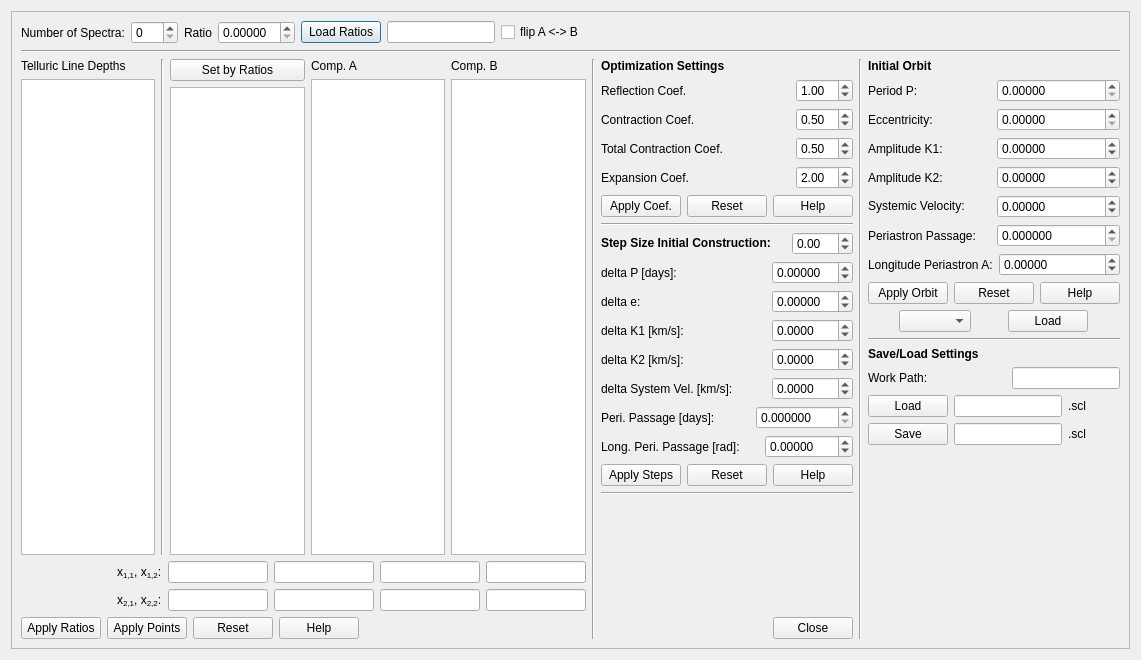
The window that spectangular/edit.ui (DPSablowski/Spectangular) describes before a commit, drawn with Qt 5.
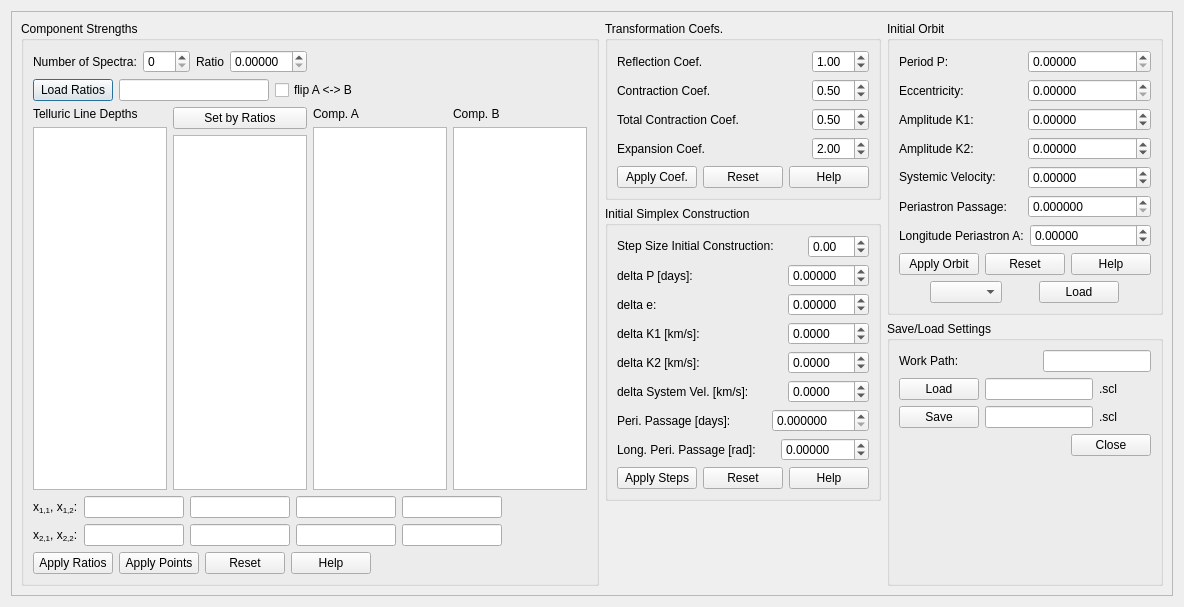
The same window after the commit.

Patch:
```diff
--- a/spectangular/edit.ui
+++ b/spectangular/edit.ui
@@ -6,14 +6,14 @@
    <rect>
     <x>0</x>
     <y>0</y>
-    <width>1141</width>
-    <height>660</height>
+    <width>1184</width>
+    <height>607</height>
    </rect>
   </property>
   <property name="windowTitle">
    <string>Dialog</string>
   </property>
-  <layout class="QGridLayout" name="gridLayout">
+  <layout class="QGridLayout" name="gridLayout_2">
    <item row="0" column="0">
     <widget class="QScrollArea" name="scrollArea">
      <property name="widgetResizable">
@@ -24,10 +24,20 @@
        <rect>
         <x>0</x>
         <y>0</y>
-        <width>1121</width>
-        <height>640</height>
+        <width>1164</width>
+        <height>587</height>
        </rect>
       </property>
+      <layout class="QGridLayout" name="gridLayout_3">
+       <item row="0" column="0">
+        <layout class="QHBoxLayout" name="horizontalLayout_11">
+         <item>
+          <widget class="QGroupBox" name="groupBox">
+           <property name="title">
+            <string>Component Strengths</string>
+           </property>
+           <layout class="QGridLayout" name="gridLayout">
+            <item row="0" column="0">
       <layout class="QVBoxLayout" name="verticalLayout_6">
        <item>
         <layout class="QHBoxLayout" name="horizontalLayout">
@@ -66,6 +76,23 @@
           </widget>
          </item>
          <item>
+                 <spacer name="horizontalSpacer_2">
+                  <property name="orientation">
+                   <enum>Qt::Horizontal</enum>
+                  </property>
+                  <property name="sizeHint" stdset="0">
+                   <size>
+                    <width>40</width>
+                    <height>20</height>
+                   </size>
+                  </property>
+                 </spacer>
+                </item>
+               </layout>
+              </item>
+              <item>
+               <layout class="QHBoxLayout" name="horizontalLayout_14">
+                <item>
           <widget class="QPushButton" name="pushButton_15">
            <property name="sizePolicy">
             <sizepolicy hsizetype="Maximum" vsizetype="Fixed">
@@ -101,35 +128,11 @@
            </property>
           </widget>
          </item>
-         <item>
-          <spacer name="horizontalSpacer_2">
-           <property name="orientation">
-            <enum>Qt::Horizontal</enum>
-           </property>
-           <property name="sizeHint" stdset="0">
-            <size>
-             <width>40</width>
-             <height>20</height>
-            </size>
-           </property>
-          </spacer>
-         </item>
-        </layout>
-       </item>
-       <item>
-        <widget class="Line" name="line">
-         <property name="orientation">
-          <enum>Qt::Horizontal</enum>
-         </property>
-        </widget>
-       </item>
+               </layout>
+              </item>
        <item>
         <layout class="QHBoxLayout" name="horizontalLayout_22">
          <item>
-          <layout class="QVBoxLayout" name="verticalLayout_5">
-           <item>
-            <layout class="QHBoxLayout" name="horizontalLayout_14">
-             <item>
               <layout class="QVBoxLayout" name="verticalLayout">
                <item>
                 <widget class="QLabel" name="label">
@@ -146,9 +149,15 @@
                    <verstretch>0</verstretch>
                   </sizepolicy>
                  </property>
+                    <property name="minimumSize">
+                     <size>
+                      <width>50</width>
+                      <height>0</height>
+                     </size>
+                    </property>
                  <property name="maximumSize">
                   <size>
-                   <width>175</width>
+                      <width>150</width>
                    <height>16777215</height>
                   </size>
                  </property>
@@ -156,13 +165,6 @@
                </item>
               </layout>
              </item>
-             <item>
-              <widget class="Line" name="line_2">
-               <property name="orientation">
-                <enum>Qt::Vertical</enum>
-               </property>
-              </widget>
-             </item>
              <item>
               <layout class="QVBoxLayout" name="verticalLayout_8">
                <item>
@@ -180,9 +182,15 @@
                    <verstretch>0</verstretch>
                   </sizepolicy>
                  </property>
+                    <property name="minimumSize">
+                     <size>
+                      <width>50</width>
+                      <height>0</height>
+                     </size>
+                    </property>
                  <property name="maximumSize">
                   <size>
-                   <width>175</width>
+                      <width>150</width>
                    <height>16777215</height>
                   </size>
                  </property>
@@ -207,9 +215,15 @@
                    <verstretch>0</verstretch>
                   </sizepolicy>
                  </property>
+                    <property name="minimumSize">
+                     <size>
+                      <width>50</width>
+                      <height>0</height>
+                     </size>
+                    </property>
                  <property name="maximumSize">
                   <size>
-                   <width>175</width>
+                      <width>150</width>
                    <height>16777215</height>
                   </size>
                  </property>
@@ -234,9 +248,15 @@
                    <verstretch>0</verstretch>
                   </sizepolicy>
                  </property>
+                    <property name="minimumSize">
+                     <size>
+                      <width>50</width>
+                      <height>0</height>
+                     </size>
+                    </property>
                  <property name="maximumSize">
                   <size>
-                   <width>175</width>
+                      <width>150</width>
                    <height>16777215</height>
                   </size>
                  </property>
@@ -246,21 +266,10 @@
              </item>
             </layout>
            </item>
+              <item>
+               <layout class="QVBoxLayout" name="verticalLayout_5">
            <item>
             <layout class="QHBoxLayout" name="horizontalLayout_10">
-             <item>
-              <spacer name="horizontalSpacer_4">
-               <property name="orientation">
-                <enum>Qt::Horizontal</enum>
-               </property>
-               <property name="sizeHint" stdset="0">
-                <size>
-                 <width>40</width>
-                 <height>20</height>
-                </size>
-               </property>
-              </spacer>
-             </item>
              <item>
               <widget class="QLabel" name="label_31">
                <property name="sizePolicy">
@@ -282,6 +291,12 @@
                  <verstretch>0</verstretch>
                 </sizepolicy>
                </property>
+                    <property name="minimumSize">
+                     <size>
+                      <width>100</width>
+                      <height>0</height>
+                     </size>
+                    </property>
                <property name="maximumSize">
                 <size>
                  <width>100</width>
@@ -298,6 +313,12 @@
                  <verstretch>0</verstretch>
                 </sizepolicy>
                </property>
+                    <property name="minimumSize">
+                     <size>
+                      <width>100</width>
+                      <height>0</height>
+                     </size>
+                    </property>
                <property name="maximumSize">
                 <size>
                  <width>100</width>
@@ -314,6 +335,12 @@
                  <verstretch>0</verstretch>
                 </sizepolicy>
                </property>
+                    <property name="minimumSize">
+                     <size>
+                      <width>100</width>
+                      <height>0</height>
+                     </size>
+                    </property>
                <property name="maximumSize">
                 <size>
                  <width>100</width>
@@ -330,6 +357,12 @@
                  <verstretch>0</verstretch>
                 </sizepolicy>
                </property>
+                    <property name="minimumSize">
+                     <size>
+                      <width>100</width>
+                      <height>0</height>
+                     </size>
+                    </property>
                <property name="maximumSize">
                 <size>
                  <width>100</width>
@@ -338,23 +371,23 @@
                </property>
               </widget>
              </item>
+                  <item>
+                   <spacer name="horizontalSpacer_4">
+                    <property name="orientation">
+                     <enum>Qt::Horizontal</enum>
+                    </property>
+                    <property name="sizeHint" stdset="0">
+                     <size>
+                      <width>40</width>
+                      <height>20</height>
+                     </size>
+                    </property>
+                   </spacer>
+                  </item>
             </layout>
            </item>
            <item>
             <layout class="QHBoxLayout" name="horizontalLayout_34">
-             <item>
-              <spacer name="horizontalSpacer_5">
-               <property name="orientation">
-                <enum>Qt::Horizontal</enum>
-               </property>
-               <property name="sizeHint" stdset="0">
-                <size>
-                 <width>40</width>
-                 <height>20</height>
-                </size>
-               </property>
-              </spacer>
-             </item>
              <item>
               <widget class="QLabel" name="label_32">
                <property name="sizePolicy">
@@ -376,6 +409,12 @@
                  <verstretch>0</verstretch>
                 </sizepolicy>
                </property>
+                    <property name="minimumSize">
+                     <size>
+                      <width>100</width>
+                      <height>0</height>
+                     </size>
+                    </property>
                <property name="maximumSize">
                 <size>
                  <width>100</width>
@@ -392,6 +431,12 @@
                  <verstretch>0</verstretch>
                 </sizepolicy>
                </property>
+                    <property name="minimumSize">
+                     <size>
+                      <width>100</width>
+                      <height>0</height>
+                     </size>
+                    </property>
                <property name="maximumSize">
                 <size>
                  <width>100</width>
@@ -408,6 +453,12 @@
                  <verstretch>0</verstretch>
                 </sizepolicy>
                </property>
+                    <property name="minimumSize">
+                     <size>
+                      <width>100</width>
+                      <height>0</height>
+                     </size>
+                    </property>
                <property name="maximumSize">
                 <size>
                  <width>100</width>
@@ -424,6 +475,12 @@
                  <verstretch>0</verstretch>
                 </sizepolicy>
                </property>
+                    <property name="minimumSize">
+                     <size>
+                      <width>100</width>
+                      <height>0</height>
+                     </size>
+                    </property>
                <property name="maximumSize">
                 <size>
                  <width>100</width>
@@ -432,6 +489,19 @@
                </property>
               </widget>
              </item>
+                  <item>
+                   <spacer name="horizontalSpacer_5">
+                    <property name="orientation">
+                     <enum>Qt::Horizontal</enum>
+                    </property>
+                    <property name="sizeHint" stdset="0">
+                     <size>
+                      <width>40</width>
+                      <height>20</height>
+                     </size>
+                    </property>
+                   </spacer>
+                  </item>
             </layout>
            </item>
            <item>
@@ -499,24 +569,19 @@
            </item>
           </layout>
          </item>
-         <item>
-          <layout class="QHBoxLayout" name="horizontalLayout_11">
-           <item>
-            <widget class="Line" name="line_4">
-             <property name="orientation">
-              <enum>Qt::Vertical</enum>
-             </property>
+             </layout>
+            </item>
+           </layout>
             </widget>
            </item>
            <item>
-            <layout class="QVBoxLayout" name="verticalLayout_2">
+          <layout class="QVBoxLayout" name="verticalLayout_11">
              <item>
-              <widget class="QLabel" name="label_5">
-               <property name="text">
-                <string>&lt;html&gt;&lt;head/&gt;&lt;body&gt;&lt;p&gt;&lt;span style=&quot; font-weight:600;&quot;&gt;Optimization Settings&lt;/span&gt;&lt;/p&gt;&lt;/body&gt;&lt;/html&gt;</string>
-               </property>
-              </widget>
-             </item>
+            <widget class="QGroupBox" name="groupBox_2">
+             <property name="title">
+              <string>Transformation Coefs.</string>
+             </property>
+             <layout class="QVBoxLayout" name="verticalLayout_9">
              <item>
               <layout class="QHBoxLayout" name="horizontalLayout_3">
                <item>
@@ -656,19 +721,21 @@
                </item>
               </layout>
              </item>
-             <item>
-              <widget class="Line" name="line_8">
-               <property name="orientation">
-                <enum>Qt::Horizontal</enum>
-               </property>
-              </widget>
-             </item>
+             </layout>
+            </widget>
+           </item>
+           <item>
+            <widget class="QGroupBox" name="groupBox_3">
+             <property name="title">
+              <string>Initial Simplex Construction</string>
+             </property>
+             <layout class="QVBoxLayout" name="verticalLayout_2">
              <item>
               <layout class="QHBoxLayout" name="horizontalLayout_7">
                <item>
                 <widget class="QLabel" name="label_10">
                  <property name="text">
-                  <string>&lt;html&gt;&lt;head/&gt;&lt;body&gt;&lt;p&gt;&lt;span style=&quot; font-weight:600;&quot;&gt;Step Size Initial Construction:&lt;/span&gt;&lt;/p&gt;&lt;/body&gt;&lt;/html&gt;</string>
+                   <string>&lt;html&gt;&lt;head/&gt;&lt;body&gt;&lt;p&gt;Step Size Initial Construction:&lt;/p&gt;&lt;/body&gt;&lt;/html&gt;</string>
                  </property>
                 </widget>
                </item>
@@ -931,11 +998,7 @@
                </item>
               </layout>
              </item>
-             <item>
-              <widget class="Line" name="line_5">
-               <property name="orientation">
-                <enum>Qt::Horizontal</enum>
-               </property>
+             </layout>
               </widget>
              </item>
              <item>
@@ -951,56 +1014,16 @@
                </property>
               </spacer>
              </item>
-             <item>
-              <layout class="QHBoxLayout" name="horizontalLayout_2">
-               <item>
-                <spacer name="horizontalSpacer">
-                 <property name="orientation">
-                  <enum>Qt::Horizontal</enum>
-                 </property>
-                 <property name="sizeHint" stdset="0">
-                  <size>
-                   <width>40</width>
-                   <height>20</height>
-                  </size>
-                 </property>
-                </spacer>
-               </item>
-               <item>
-                <widget class="QPushButton" name="pushButton">
-                 <property name="sizePolicy">
-                  <sizepolicy hsizetype="Maximum" vsizetype="Fixed">
-                   <horstretch>0</horstretch>
-                   <verstretch>0</verstretch>
-                  </sizepolicy>
-                 </property>
-                 <property name="text">
-                  <string>Close</string>
-                 </property>
-                </widget>
-               </item>
-              </layout>
-             </item>
-            </layout>
-           </item>
-          </layout>
-         </item>
+          </layout>
+         </item>
          <item>
-          <widget class="Line" name="line_6">
-           <property name="orientation">
-            <enum>Qt::Vertical</enum>
-           </property>
-          </widget>
-         </item>
+          <layout class="QVBoxLayout" name="verticalLayout_12">
          <item>
+            <widget class="QGroupBox" name="groupBox_4">
+             <property name="title">
+              <string>Initial Orbit</string>
+             </property>
           <layout class="QVBoxLayout" name="verticalLayout_7">
-           <item>
-            <widget class="QLabel" name="label_14">
-             <property name="text">
-              <string>&lt;html&gt;&lt;head/&gt;&lt;body&gt;&lt;p&gt;&lt;span style=&quot; font-weight:600;&quot;&gt;Initial Orbit&lt;/span&gt;&lt;/p&gt;&lt;/body&gt;&lt;/html&gt;</string>
-             </property>
-            </widget>
-           </item>
            <item>
             <layout class="QHBoxLayout" name="horizontalLayout_21">
              <item>
@@ -1230,20 +1253,15 @@
              </item>
             </layout>
            </item>
-           <item>
-            <widget class="Line" name="line_7">
-             <property name="orientation">
-              <enum>Qt::Horizontal</enum>
-             </property>
+             </layout>
             </widget>
            </item>
            <item>
-            <widget class="QLabel" name="label_22">
-             <property name="text">
-              <string>&lt;html&gt;&lt;head/&gt;&lt;body&gt;&lt;p&gt;&lt;span style=&quot; font-weight:600;&quot;&gt;Save/Load Settings&lt;/span&gt;&lt;/p&gt;&lt;/body&gt;&lt;/html&gt;</string>
+            <widget class="QGroupBox" name="groupBox_5">
+             <property name="title">
+              <string>Save/Load Settings</string>
              </property>
-            </widget>
-           </item>
+             <layout class="QVBoxLayout" name="verticalLayout_10">
            <item>
             <layout class="QHBoxLayout" name="horizontalLayout_33">
              <item>
@@ -1333,6 +1351,36 @@
              </item>
             </layout>
            </item>
+              <item>
+               <layout class="QHBoxLayout" name="horizontalLayout_2">
+                <item>
+                 <spacer name="horizontalSpacer">
+                  <property name="orientation">
+                   <enum>Qt::Horizontal</enum>
+                  </property>
+                  <property name="sizeHint" stdset="0">
+                   <size>
+                    <width>40</width>
+                    <height>20</height>
+                   </size>
+                  </property>
+                 </spacer>
+                </item>
+                <item>
+                 <widget class="QPushButton" name="pushButton">
+                  <property name="sizePolicy">
+                   <sizepolicy hsizetype="Maximum" vsizetype="Fixed">
+                    <horstretch>0</horstretch>
+                    <verstretch>0</verstretch>
+                   </sizepolicy>
+                  </property>
+                  <property name="text">
+                   <string>Close</string>
+                  </property>
+                 </widget>
+                </item>
+               </layout>
+              </item>
            <item>
             <spacer name="verticalSpacer_2">
              <property name="orientation">
@@ -1347,8 +1395,24 @@
             </spacer>
            </item>
           </layout>
-         </item>
-        </layout>
+            </widget>
+           </item>
+          </layout>
+         </item>
+        </layout>
+       </item>
+       <item row="0" column="1">
+        <spacer name="horizontalSpacer_6">
+         <property name="orientation">
+          <enum>Qt::Horizontal</enum>
+         </property>
+         <property name="sizeHint" stdset="0">
+          <size>
+           <width>40</width>
+           <height>20</height>
+          </size>
+         </property>
+        </spacer>
        </item>
       </layout>
      </widget>
```
Lines whose indentation alone changed are shown as unchanged.
